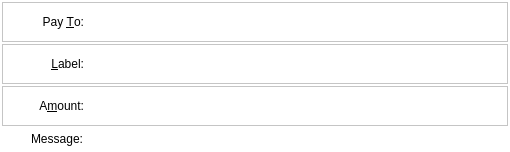
This is src/qt/forms/sendcoinsentry.ui in MassGrid/MassGrid as Qt 5 draws it before an edit. The edited form follows.
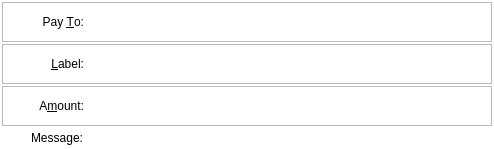
This is the edited form. Icons and pictures are not drawn. Custom widgets are drawn as their Qt base class.

```diff
--- a/src/qt/forms/sendcoinsentry.ui
+++ b/src/qt/forms/sendcoinsentry.ui
@@ -6,8 +6,8 @@
    <rect>
     <x>0</x>
     <y>0</y>
-    <width>510</width>
-    <height>152</height>
+    <width>494</width>
+    <height>149</height>
    </rect>
   </property>
   <property name="focusPolicy">
@@ -44,7 +44,12 @@
 }
 QFrame#SendCoins{
 border:hidden;
-}</string>
+}
+
+QFrame#frame_10,QFrame#frame_2,QFrame#frame_3{
+	border:1px solid rgb(186, 186, 186);
+}
+</string>
    </property>
    <property name="frameShape">
     <enum>QFrame::StyledPanel</enum>
@@ -112,6 +117,15 @@
            <height>0</height>
           </size>
          </property>
+         <property name="maximumSize">
+          <size>
+           <width>80</width>
+           <height>16777215</height>
+          </size>
+         </property>
+         <property name="styleSheet">
+          <string notr="true"/>
+         </property>
          <property name="text">
           <string>Pay &amp;To:</string>
          </property>
@@ -125,9 +139,18 @@
        </item>
        <item>
         <widget class="QValidatedLineEdit" name="payTo">
+         <property name="sizePolicy">
+          <sizepolicy hsizetype="Minimum" vsizetype="Fixed">
+           <horstretch>0</horstretch>
+           <verstretch>0</verstretch>
+          </sizepolicy>
+         </property>
          <property name="toolTip">
           <string>The MassGrid address to send the payment to</string>
          </property>
+         <property name="styleSheet">
+          <string notr="true"/>
+         </property>
         </widget>
        </item>
        <item>
@@ -195,6 +218,9 @@
         <height>40</height>
        </size>
       </property>
+      <property name="styleSheet">
+       <string notr="true"/>
+      </property>
       <property name="frameShape">
        <enum>QFrame::StyledPanel</enum>
       </property>
@@ -222,6 +248,15 @@
            <height>0</height>
           </size>
          </property>
+         <property name="maximumSize">
+          <size>
+           <width>80</width>
+           <height>16777215</height>
+          </size>
+         </property>
+         <property name="styleSheet">
+          <string notr="true"/>
+         </property>
          <property name="text">
           <string>&amp;Label:</string>
          </property>
@@ -235,9 +270,18 @@
        </item>
        <item>
         <widget class="QLineEdit" name="addAsLabel">
+         <property name="sizePolicy">
+          <sizepolicy hsizetype="Minimum" vsizetype="Fixed">
+           <horstretch>0</horstretch>
+           <verstretch>0</verstretch>
+          </sizepolicy>
+         </property>
          <property name="toolTip">
           <string>Enter a label for this address to add it to the list of used addresses</string>
          </property>
+         <property name="styleSheet">
+          <string notr="true"/>
+         </property>
         </widget>
        </item>
       </layout>
@@ -257,7 +301,7 @@
       <property name="frameShadow">
        <enum>QFrame::Raised</enum>
       </property>
-      <layout class="QHBoxLayout" name="horizontalLayout_3">
+      <layout class="QHBoxLayout" name="horizontalLayout_3" stretch="1,10">
        <property name="leftMargin">
         <number>1</number>
        </property>
@@ -278,6 +322,15 @@
            <height>0</height>
           </size>
          </property>
+         <property name="maximumSize">
+          <size>
+           <width>80</width>
+           <height>16777215</height>
+          </size>
+         </property>
+         <property name="styleSheet">
+          <string notr="true"/>
+         </property>
          <property name="text">
           <string>A&amp;mount:</string>
          </property>
@@ -290,7 +343,23 @@
         </widget>
        </item>
        <item>
-        <widget class="MassGridAmountField" name="payAmount"/>
+        <widget class="MassGridAmountField" name="payAmount">
+         <property name="sizePolicy">
+          <sizepolicy hsizetype="Minimum" vsizetype="Minimum">
+           <horstretch>0</horstretch>
+           <verstretch>0</verstretch>
+          </sizepolicy>
+         </property>
+         <property name="minimumSize">
+          <size>
+           <width>0</width>
+           <height>32</height>
+          </size>
+         </property>
+         <property name="styleSheet">
+          <string notr="true"/>
+         </property>
+        </widget>
        </item>
       </layout>
      </widget>
```
